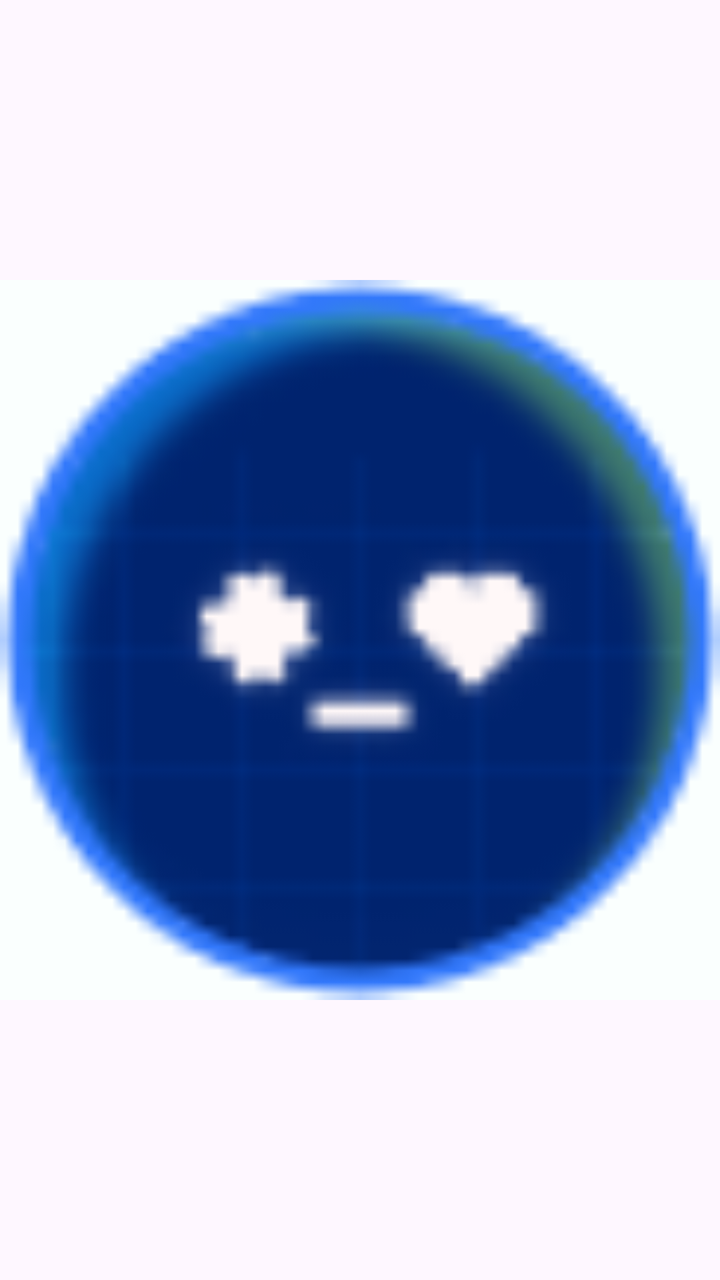
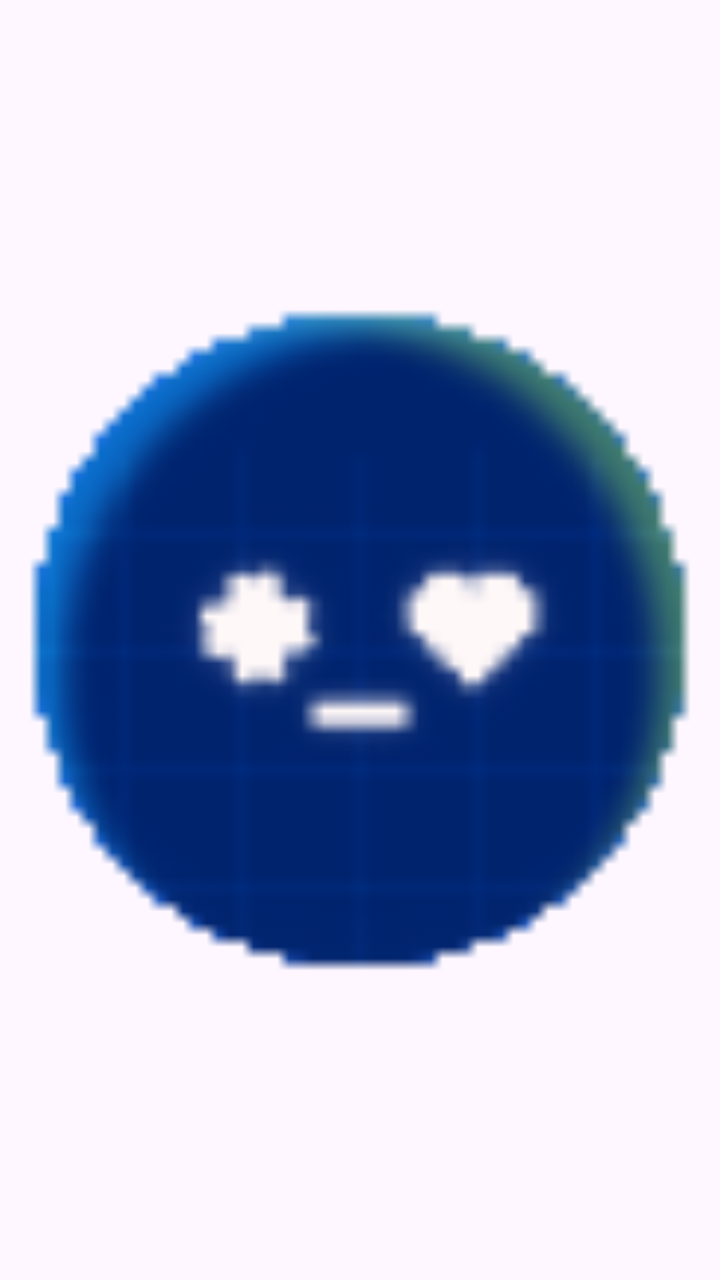

Compare the two renders of this Android layout. The source of the first and the diff that turns it into the second are given below.
<!-- AndroidManifest.xml: application theme AppTheme -->
<!-- res/layout/view_assistant_button.xml -->
<?xml version="1.0" encoding="utf-8"?>
<ImageButton xmlns:android="http://schemas.android.com/apk/res/android"
    android:id="@+id/assistantButton"
    android:layout_width="56dp"
    android:layout_height="56dp"
    android:background="@android:color/transparent"
    android:contentDescription="Open Nadhim chat"
    android:elevation="8dp"
    android:padding="0dp"
    android:scaleType="fitCenter"
    android:src="@drawable/assistant_button_figma" />
<!-- resources referenced by this layout -->
<resources>
  <!-- drawable assistant_button_figma: png bitmap (drawable, 4544 bytes) -->
  <style name="AppTheme" parent="android:style/Theme.Material.Light.NoActionBar">
          <item name="android:windowBackground">@color/screen_background</item>
          <item name="android:statusBarColor">@color/screen_background</item>
          <item name="android:windowLightStatusBar">true</item>
          <item name="android:navigationBarColor">@color/screen_background</item>
      </style>
  <color name="screen_background">#FAFFFE</color>
</resources>

<!-- the commit's change to res/layout/view_assistant_button.xml (unified diff, before → after) -->
@@ -1,8 +1,8 @@
 <?xml version="1.0" encoding="utf-8"?>
 <ImageButton xmlns:android="http://schemas.android.com/apk/res/android"
     android:id="@+id/assistantButton"
-    android:layout_width="56dp"
-    android:layout_height="56dp"
+    android:layout_width="61dp"
+    android:layout_height="61dp"
     android:background="@android:color/transparent"
     android:contentDescription="Open Nadhim chat"
     android:elevation="8dp"
<!-- resource entries referenced after the edit -->
@@ -1,6 +1,6 @@
 <!-- resources referenced by this layout -->
 <resources>
-  <!-- drawable assistant_button_figma: png bitmap (drawable, 4544 bytes) -->
+  <!-- drawable assistant_button_figma: png bitmap (drawable, 4666 bytes) -->
   <style name="AppTheme" parent="android:style/Theme.Material.Light.NoActionBar">
           <item name="android:windowBackground">@color/screen_background</item>
           <item name="android:statusBarColor">@color/screen_background</item>
